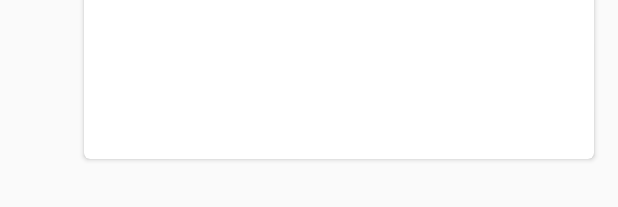
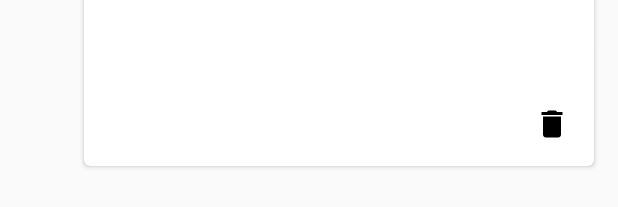
Before and after one commit to Mushtaq123/RememberHere, an Android app: the layout adapter_poilist.xml on its own in the app's theme, with its tools: preview values and no code run, on a phone screen of 412 x 824 dp. Shown: the part 137-344 px from the top of the screen. Run offline under Robolectric (Android 15) with nearby library versions, the phone set to English and light mode, and no system bars.

```diff
--- a/app/src/main/java/eu/marcocattaneo/rememberhere/business/callback/OnListListener.java
+++ b/app/src/main/java/eu/marcocattaneo/rememberhere/business/callback/OnListListener.java
@@ -6,7 +6,6 @@ import eu.marcocattaneo.rememberhere.business.models.ProximityPOI;
 
 public interface OnListListener {
 
-    void onClick(View itemView, ProximityPOI poi);
+    void onClickDelete(View itemView, ProximityPOI poi);
 
-    void onLongPress(View itemView, ProximityPOI poi);
 }
--- /dev/null
+++ b/app/src/main/java/eu/marcocattaneo/rememberhere/presentation/ui/CoverImageView.java
@@ -0,0 +1,65 @@
+package eu.marcocattaneo.rememberhere.presentation.ui;
+
+import android.annotation.TargetApi;
+import android.content.Context;
+import android.net.Uri;
+import android.os.Build;
+import android.util.AttributeSet;
+import android.view.ViewTreeObserver;
+import android.widget.ImageView;
+
+import com.squareup.picasso.Picasso;
+
+public class CoverImageView extends ImageView {
+    public CoverImageView(Context context) {
+        super(context);
+
+        init();
+    }
+
+    public CoverImageView(Context context, AttributeSet attrs) {
+        super(context, attrs);
+
+        init();
+    }
+
+    public CoverImageView(Context context, AttributeSet attrs, int defStyleAttr) {
+        super(context, attrs, defStyleAttr);
+
+        init();
+    }
+
+    @TargetApi(Build.VERSION_CODES.LOLLIPOP)
+    public CoverImageView(Context context, AttributeSet attrs, int defStyleAttr, int defStyleRes) {
+        super(context, attrs, defStyleAttr, defStyleRes);
+
+        init();
+    }
+
+    @Override
+    protected void onMeasure(int widthMeasureSpec, int heightMeasureSpec) {
+        super.onMeasure(widthMeasureSpec, heightMeasureSpec);
+    }
+
+    private void init() {
+    }
+
+    public void setCover(final String url, final boolean fade) {
+
+        ViewTreeObserver vto = getViewTreeObserver();
+        vto.addOnPreDrawListener(new ViewTreeObserver.OnPreDrawListener() {
+
+            public boolean onPreDraw() {
+                getViewTreeObserver().removeOnPreDrawListener(this);
+
+                Uri uri = Uri.parse(url);
+                Picasso.with(getContext()).load(uri).resize(getMeasuredWidth(), getMeasuredHeight()).centerCrop().into(CoverImageView.this);
+
+                return true;
+            }
+
+        });
+
+    }
+
+}
--- a/app/src/main/res/anim/slide_from_top.xml
+++ b/app/src/main/res/anim/slide_from_top.xml
@@ -2,5 +2,5 @@
 <translate xmlns:android="http://schemas.android.com/apk/res/android"
            android:duration="500"
            android:fillAfter="true"
-           android:fromYDelta="-54%p"
+           android:fromYDelta="-15%p"
            android:toYDelta="0%p" />
--- a/app/src/main/res/layout/adapter_poilist.xml
+++ b/app/src/main/res/layout/adapter_poilist.xml
@@ -1,6 +1,7 @@
 <?xml version="1.0" encoding="utf-8"?>
 <LinearLayout xmlns:android="http://schemas.android.com/apk/res/android"
               xmlns:card_view="http://schemas.android.com/apk/res-auto"
+              xmlns:app="http://schemas.android.com/tools"
               android:orientation="horizontal"
               android:layout_width="match_parent"
               android:layout_height="wrap_content">
@@ -14,6 +15,7 @@
 
     <android.support.v7.widget.CardView
         android:id="@+id/card_view"
+        card_view:cardBackgroundColor="@color/white"
         android:layout_marginTop="@dimen/layout_padding"
         android:layout_marginBottom="@dimen/layout_padding"
         android:layout_marginRight="@dimen/layout_padding"
@@ -25,15 +27,33 @@
             android:orientation="vertical"
             android:layout_width="match_parent"
             android:layout_height="wrap_content">
-            <ImageView
+            <eu.marcocattaneo.rememberhere.presentation.ui.CoverImageView
                 android:id="@+id/adapter_streetpic"
                 android:layout_width="match_parent"
                 android:layout_height="@dimen/street_pic_h"/>
-            <TextView
-                android:id="@+id/adapter_note"
-                android:padding="@dimen/layout_padding"
+            <RelativeLayout
                 android:layout_width="match_parent"
-                android:layout_height="wrap_content"/>
+                android:layout_height="wrap_content">
+                <android.support.v7.widget.AppCompatButton
+                    android:id="@+id/adapter_deletebtn"
+                    android:background="@drawable/ic_delete_black_24dp"
+                    android:layout_alignParentRight="true"
+                    android:layout_alignParentTop="true"
+                    android:layout_alignParentEnd="true"
+                    android:layout_margin="@dimen/layout_padding"
+                    android:layout_width="24dp"
+                    android:layout_height="24dp"/>
+                <TextView
+                    android:id="@+id/adapter_note"
+                    android:layout_alignParentLeft="true"
+                    android:layout_alignParentTop="true"
+                    android:layout_alignParentStart="true"
+                    android:padding="@dimen/layout_padding"
+                    android:layout_width="match_parent"
+                    android:layout_height="wrap_content"
+                    android:layout_toLeftOf="@+id/adapter_deletebtn"
+                    android:layout_toStartOf="@+id/adapter_deletebtn"/>
+            </RelativeLayout>
         </LinearLayout>
     </android.support.v7.widget.CardView>
 
--- a/app/src/main/res/values/colors.xml
+++ b/app/src/main/res/values/colors.xml
@@ -11,4 +11,6 @@
     <color name="buttonEnableColor">#ff9f15</color>
     <color name="buttonDisabledColor">#ff9f15</color>
     <color name="buttonPressedColor">#ff9f15</color>
+    <color name="darkGrey">#666666</color>
+    <color name="black">#333333</color>
 </resources>
```
Also changed, not shown: app/src/main/java/eu/marcocattaneo/rememberhere/business/callback/OnActivityForResultCallback.java (added, +15 -0 lines), app/src/main/java/eu/marcocattaneo/rememberhere/business/callback/OnRequestPermissionsResultCallback.java (added, +15 -0 lines), app/src/main/java/eu/marcocattaneo/rememberhere/presentation/adapter/PoiAdapter.java (+16 -14 lines), app/src/main/java/eu/marcocattaneo/rememberhere/presentation/base/BaseActivity.java (+64 -0 lines), app/src/main/java/eu/marcocattaneo/rememberhere/presentation/fragments/MapFragment.java (+45 -1 lines), app/src/main/java/eu/marcocattaneo/rememberhere/presentation/fragments/PoiListFragment.java (+5 -10 lines), app/src/main/res/color/button_color_selector.xml (added, +7 -0 lines), app/src/main/res/drawable-hdpi/ic_delete_black_24dp.png (added), app/src/main/res/drawable-mdpi/ic_delete_black_24dp.png (added), app/src/main/res/drawable-xhdpi/ic_delete_black_24dp.png (added), app/src/main/res/drawable-xxhdpi/ic_delete_black_24dp.png (added), app/src/main/res/drawable-xxxhdpi/ic_delete_black_24dp.png (added).
